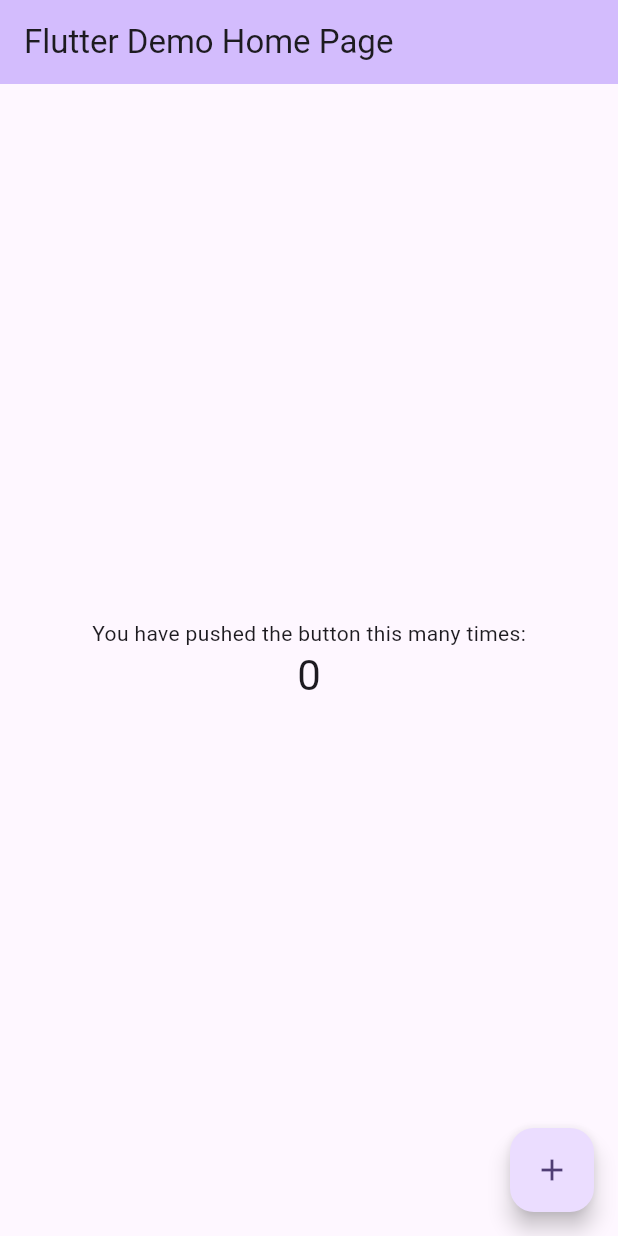
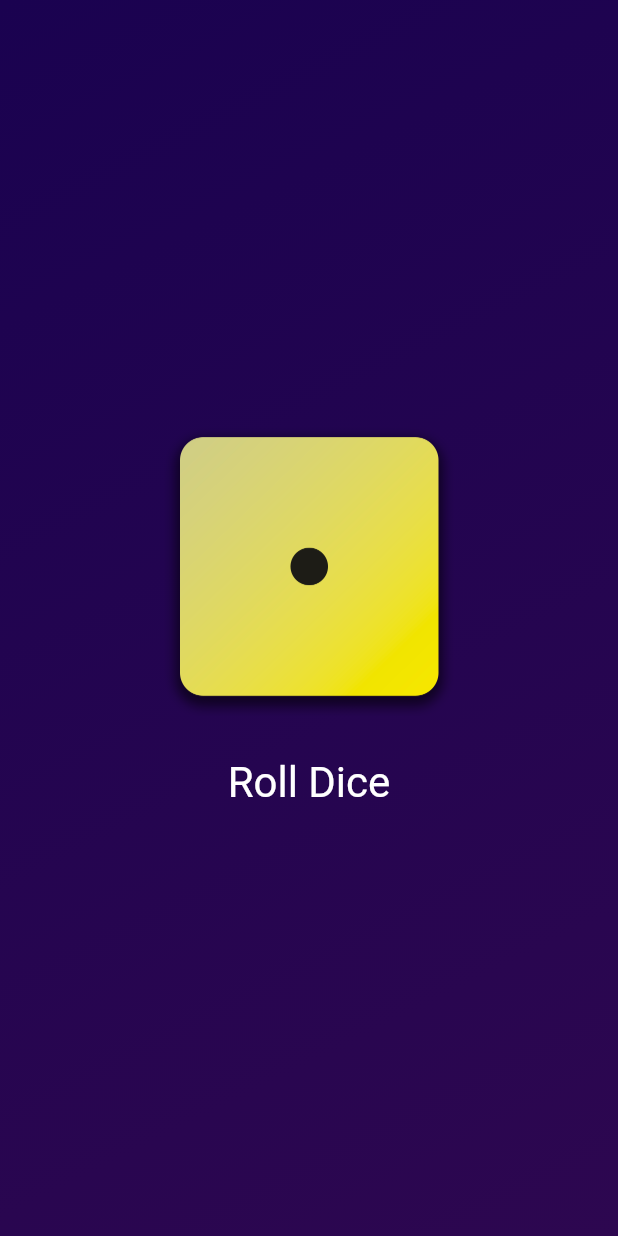
Before and after one commit to Rpratik13/roll_dice, a Flutter app: the screen it shows after launch, on a phone screen of 412 x 824 dp. Run offline on Flutter 3.47's test engine with Material 3 defaults, Android fonts, the phone set to English and light mode, and no system bars.

Commit message:
Complete dice roll app

```diff
--- /dev/null
+++ b/lib/dice_roller.dart
@@ -0,0 +1,49 @@
+import 'dart:math';
+
+import 'package:flutter/material.dart';
+
+final randomizer = Random();
+
+class DiceRoller extends StatefulWidget {
+  const DiceRoller({
+    super.key,
+  });
+
+  @override
+  State<DiceRoller> createState() {
+    return _DiceRollerState();
+  }
+}
+
+class _DiceRollerState extends State<DiceRoller> {
+  var currentDiceRoll = 1;
+
+  rollDice() {
+    setState(() {
+      currentDiceRoll = randomizer.nextInt(6) + 1;
+    });
+  }
+
+  @override
+  Widget build(context) {
+    return Column(
+      mainAxisSize: MainAxisSize.min,
+      children: [
+        Image.asset(
+          'assets/images/dice-$currentDiceRoll.png',
+          width: 200,
+        ),
+        const SizedBox(
+          height: 20,
+        ),
+        TextButton(
+          onPressed: rollDice,
+          style: TextButton.styleFrom(
+              foregroundColor: Colors.white,
+              textStyle: const TextStyle(fontSize: 28)),
+          child: const Text('Roll Dice'),
+        )
+      ],
+    );
+  }
+}
--- /dev/null
+++ b/lib/gradient_container.dart
@@ -0,0 +1,33 @@
+import 'package:flutter/material.dart';
+
+import 'package:roll_dice/dice_roller.dart';
+
+const alignmentStart = Alignment.topLeft;
+const alignmentEnd = Alignment.bottomRight;
+
+class GradientContainer extends StatelessWidget {
+  const GradientContainer(
+    this.color1,
+    this.color2, {
+    super.key,
+  });
+
+  final Color color1;
+  final Color color2;
+
+  @override
+  Widget build(context) {
+    return Container(
+      decoration: BoxDecoration(
+        gradient: LinearGradient(
+          colors: [color1, color2],
+          begin: alignmentStart,
+          end: alignmentEnd,
+        ),
+      ),
+      child: const Center(
+        child: DiceRoller(),
+      ),
+    );
+  }
+}
--- a/lib/main.dart
+++ b/lib/main.dart
@@ -1,125 +1,15 @@
 import 'package:flutter/material.dart';
 
+import 'package:roll_dice/gradient_container.dart';
+
 void main() {
-  runApp(const MyApp());
+  runApp(
+    const MaterialApp(
+      home: Scaffold(
+          body: GradientContainer(
+        Color.fromARGB(255, 26, 2, 80),
+        Color.fromARGB(255, 45, 7, 80),
+      )),
+    ),
+  );
 }
-
-class MyApp extends StatelessWidget {
-  const MyApp({super.key});
-
-  // This widget is the root of your application.
-  @override
-  Widget build(BuildContext context) {
-    return MaterialApp(
-      title: 'Flutter Demo',
-      theme: ThemeData(
-        // This is the theme of your application.
-        //
-        // TRY THIS: Try running your application with "flutter run". You'll see
-        // the application has a purple toolbar. Then, without quitting the app,
-        // try changing the seedColor in the colorScheme below to Colors.green
-        // and then invoke "hot reload" (save your changes or press the "hot
-        // reload" button in a Flutter-supported IDE, or press "r" if you used
-        // the command line to start the app).
-        //
-        // Notice that the counter didn't reset back to zero; the application
-        // state is not lost during the reload. To reset the state, use hot
-        // restart instead.
-        //
-        // This works for code too, not just values: Most code changes can be
-        // tested with just a hot reload.
-        colorScheme: ColorScheme.fromSeed(seedColor: Colors.deepPurple),
-        useMaterial3: true,
-      ),
-      home: const MyHomePage(title: 'Flutter Demo Home Page'),
-    );
-  }
-}
-
-class MyHomePage extends StatefulWidget {
-  const MyHomePage({super.key, required this.title});
-
-  // This widget is the home page of your application. It is stateful, meaning
-  // that it has a State object (defined below) that contains fields that affect
-  // how it looks.
-
-  // This class is the configuration for the state. It holds the values (in this
-  // case the title) provided by the parent (in this case the App widget) and
-  // used by the build method of the State. Fields in a Widget subclass are
-  // always marked "final".
-
-  final String title;
-
-  @override
-  State<MyHomePage> createState() => _MyHomePageState();
-}
-
-class _MyHomePageState extends State<MyHomePage> {
-  int _counter = 0;
-
-  void _incrementCounter() {
-    setState(() {
-      // This call to setState tells the Flutter framework that something has
-      // changed in this State, which causes it to rerun the build method below
-      // so that the display can reflect the updated values. If we changed
-      // _counter without calling setState(), then the build method would not be
-      // called again, and so nothing would appear to happen.
-      _counter++;
-    });
-  }
-
-  @override
-  Widget build(BuildContext context) {
-    // This method is rerun every time setState is called, for instance as done
-    // by the _incrementCounter method above.
-    //
-    // The Flutter framework has been optimized to make rerunning build methods
-    // fast, so that you can just rebuild anything that needs updating rather
-    // than having to individually change instances of widgets.
-    return Scaffold(
-      appBar: AppBar(
-        // TRY THIS: Try changing the color here to a specific color (to
-        // Colors.amber, perhaps?) and trigger a hot reload to see the AppBar
-        // change color while the other colors stay the same.
-        backgroundColor: Theme.of(context).colorScheme.inversePrimary,
-        // Here we take the value from the MyHomePage object that was created by
-        // the App.build method, and use it to set our appbar title.
-        title: Text(widget.title),
-      ),
-      body: Center(
-        // Center is a layout widget. It takes a single child and positions it
-        // in the middle of the parent.
-        child: Column(
-          // Column is also a layout widget. It takes a list of children and
-          // arranges them vertically. By default, it sizes itself to fit its
-          // children horizontally, and tries to be as tall as its parent.
-          //
-          // Column has various properties to control how it sizes itself and
-          // how it positions its children. Here we use mainAxisAlignment to
-          // center the children vertically; the main axis here is the vertical
-          // axis because Columns are vertical (the cross axis would be
-          // horizontal).
-          //
-          // TRY THIS: Invoke "debug painting" (choose the "Toggle Debug Paint"
-          // action in the IDE, or press "p" in the console), to see the
-          // wireframe for each widget.
-          mainAxisAlignment: MainAxisAlignment.center,
-          children: <Widget>[
-            const Text(
-              'You have pushed the button this many times:',
-            ),
-            Text(
-              '$_counter',
-              style: Theme.of(context).textTheme.headlineMedium,
-            ),
-          ],
-        ),
-      ),
-      floatingActionButton: FloatingActionButton(
-        onPressed: _incrementCounter,
-        tooltip: 'Increment',
-        child: const Icon(Icons.add),
-      ), // This trailing comma makes auto-formatting nicer for build methods.
-    );
-  }
-}
--- /dev/null
+++ b/lib/styled_text.dart
@@ -0,0 +1,21 @@
+import 'package:flutter/material.dart';
+
+class StyledText extends StatelessWidget {
+  const StyledText(
+    this.text, {
+    super.key,
+  });
+
+  final String text;
+
+  @override
+  Widget build(context) {
+    return Text(
+      text,
+      style: const TextStyle(
+        color: Colors.white,
+        fontSize: 28,
+      ),
+    );
+  }
+}
```
Also changed, not shown: pubspec.yaml (+7 -3 lines), assets/images/dice-1.png (added), assets/images/dice-2.png (added), assets/images/dice-3.png (added), assets/images/dice-4.png (added), assets/images/dice-5.png (added), assets/images/dice-6.png (added).
